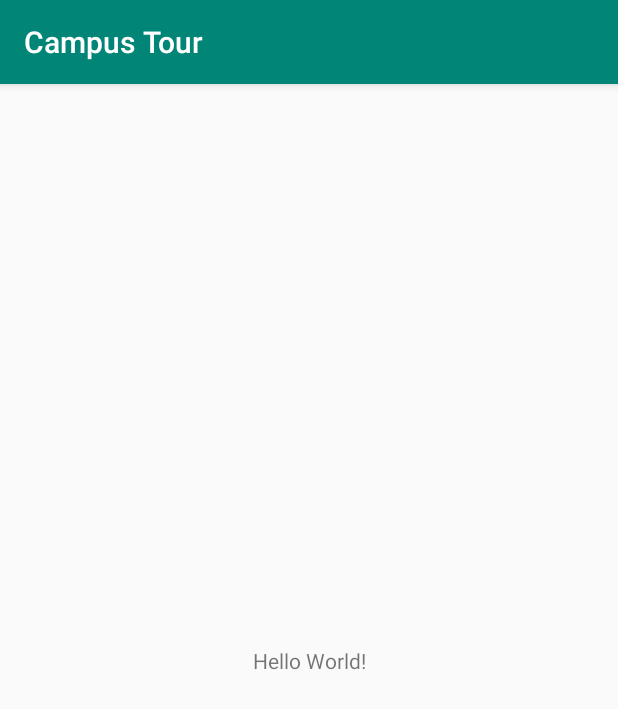
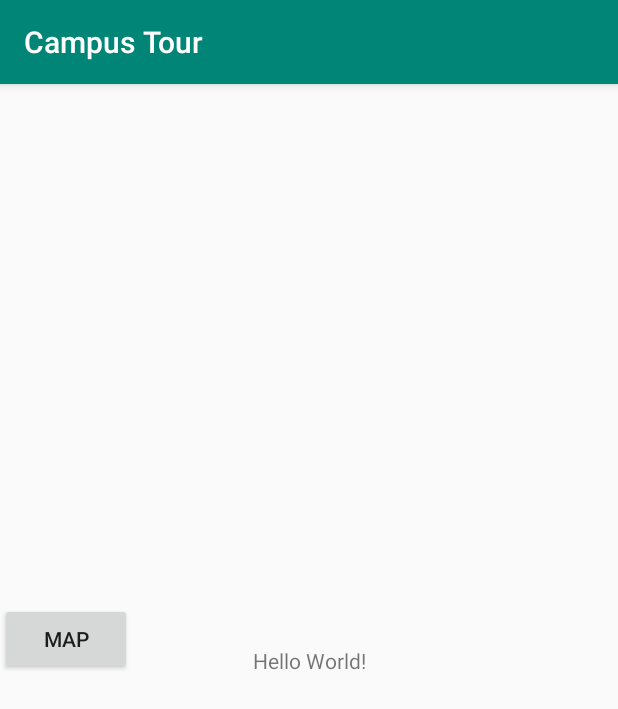
Before and after one commit to MaxMcl1/mobilehci2019, an Android app: the screen it shows after launch (MainActivity), on a phone screen of 412 x 824 dp. Shown: the top 709 px of the screen. Run offline under Robolectric (Android 15) with nearby library versions, the phone set to English and light mode, and no system bars.

Commit message:
Map stuff

```diff
--- a/CampusTour/app/build.gradle
+++ b/CampusTour/app/build.gradle
@@ -5,7 +5,7 @@
     buildToolsVersion "29.0.2"
     defaultConfig {
         applicationId "com.mobilehci.campustour"
-        minSdkVersion 15
+        minSdkVersion 16
         targetSdkVersion 29
         versionCode 1
         versionName "1.0"
@@ -23,6 +23,8 @@
     implementation fileTree(dir: 'libs', include: ['*.jar'])
     implementation 'androidx.appcompat:appcompat:1.0.2'
     implementation 'androidx.constraintlayout:constraintlayout:1.1.3'
+    implementation 'com.google.android.gms:play-services-maps:16.1.0'
+    implementation 'com.google.android.libraries.places:places:2.0.0'
     testImplementation 'junit:junit:4.12'
     androidTestImplementation 'androidx.test.ext:junit:1.1.0'
     androidTestImplementation 'androidx.test.espresso:espresso-core:3.1.1'
--- a/CampusTour/app/src/main/java/com/mobilehci/campustour/MainActivity.java
+++ b/CampusTour/app/src/main/java/com/mobilehci/campustour/MainActivity.java
@@ -2,7 +2,10 @@
 
 import androidx.appcompat.app.AppCompatActivity;
 
+import android.content.Intent;
 import android.os.Bundle;
+import android.view.View;
+import android.widget.Button;
 
 public class MainActivity extends AppCompatActivity {
 
@@ -10,5 +13,14 @@
     protected void onCreate(Bundle savedInstanceState) {
         super.onCreate(savedInstanceState);
         setContentView(R.layout.activity_main);
+        Button map = (Button)findViewById(R.id.mapBtn);
+        map.setOnClickListener(new View.OnClickListener()
+        {
+            @Override
+            public void onClick(View v){
+                Intent mapIntent = new Intent(MainActivity.this, MapActivity.class);
+                startActivity(mapIntent);
+            }
+        });
     }
 }
--- a/CampusTour/app/src/main/res/layout/activity_main.xml
+++ b/CampusTour/app/src/main/res/layout/activity_main.xml
@@ -10,9 +10,19 @@
         android:layout_width="wrap_content"
         android:layout_height="wrap_content"
         android:text="Hello World!"
+        android:id="@+id/texty"
         app:layout_constraintBottom_toBottomOf="parent"
         app:layout_constraintLeft_toLeftOf="parent"
         app:layout_constraintRight_toRightOf="parent"
         app:layout_constraintTop_toTopOf="parent" />
 
+    <Button
+        android:layout_width="wrap_content"
+        android:layout_height="wrap_content"
+        android:text="Map"
+        android:id="@+id/mapBtn"
+        app:layout_constraintBottom_toBottomOf="@id/texty"
+        app:layout_constraintLeft_toLeftOf="parent"
+        />
+
 </androidx.constraintlayout.widget.ConstraintLayout>
--- a/CampusTour/app/src/main/res/values/strings.xml
+++ b/CampusTour/app/src/main/res/values/strings.xml
@@ -1,3 +1,4 @@
 <resources>
     <string name="app_name">Campus Tour</string>
+    <string name="title_activity_map">Map</string>
 </resources>
```
Also changed, not shown: CampusTour/app/src/debug/res/values/google_maps_api.xml (added, +24 -0 lines), CampusTour/app/src/main/AndroidManifest.xml (+23 -0 lines), CampusTour/app/src/main/java/com/mobilehci/campustour/MapActivity.java (added, +58 -0 lines), CampusTour/app/src/main/res/layout/activity_map.xml (added, +9 -0 lines), 1 other file.
